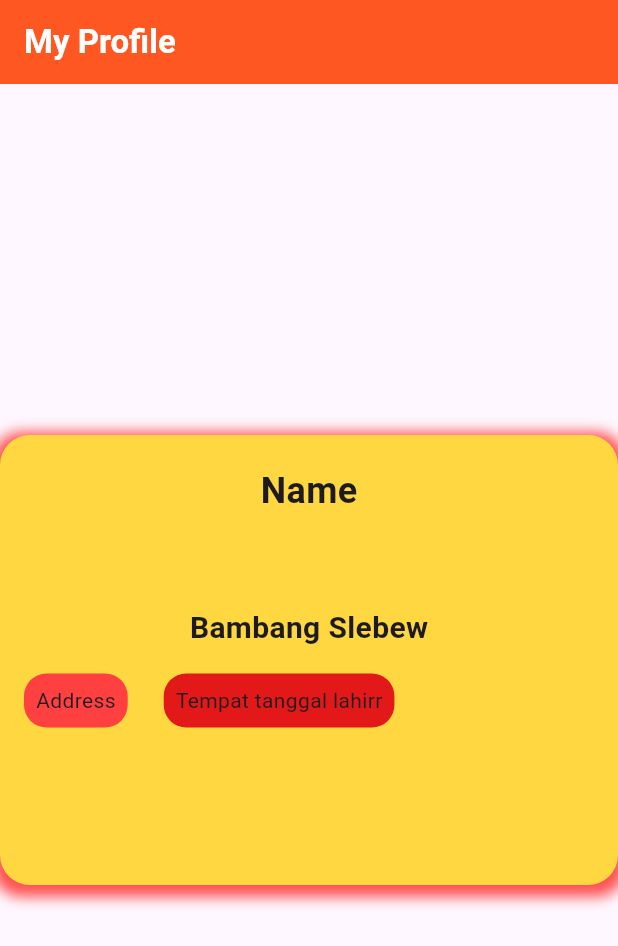
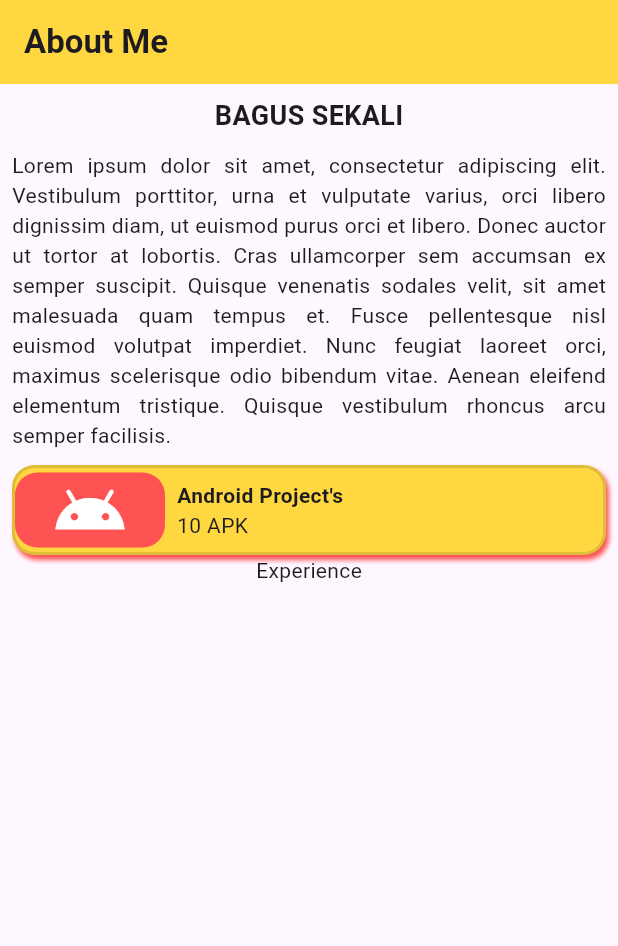
Before and after one commit to Dzaka29/flutter_profile_card, a Flutter app: the screen it shows after launch, on a phone screen of 412 x 824 dp. Shown: the top 946 px of the screen. Run offline on Flutter 3.47's test engine with Material 3 defaults, Android fonts, the phone set to English and light mode, and no system bars.

Commit message:
belajar border color

```diff
--- /dev/null
+++ b/lib/about-me.dart
@@ -0,0 +1,89 @@
+import 'package:flutter/material.dart';
+
+class AboutMe extends StatelessWidget {
+  const AboutMe({super.key});
+
+  @override
+  Widget build(BuildContext context) {
+    return Scaffold(
+      appBar: AppBar(
+        title: Text(
+          'About Me',style: TextStyle(fontWeight: FontWeight.bold),
+        ),
+        backgroundColor: Colors.amberAccent,
+      ),
+      body: Padding(
+        padding: const EdgeInsets.all(8.0),
+        child: Center(
+          child: Column(
+            crossAxisAlignment: CrossAxisAlignment.center,
+            children: <Widget>[
+              Text('Bagus sekali'.toUpperCase(),
+              style: TextStyle(
+                fontSize: 18,
+                fontWeight: FontWeight.bold
+              ),),
+              SizedBox(
+                height: 10,
+              ),
+              Text(
+                'Lorem ipsum dolor sit amet, consectetur adipiscing elit. Vestibulum porttitor, urna et vulputate varius, orci libero dignissim diam, ut euismod purus orci et libero. Donec auctor ut tortor at lobortis. Cras ullamcorper sem accumsan ex semper suscipit. Quisque venenatis sodales velit, sit amet malesuada quam tempus et. Fusce pellentesque nisl euismod volutpat imperdiet. Nunc feugiat laoreet orci, maximus scelerisque odio bibendum vitae. Aenean eleifend elementum tristique. Quisque vestibulum rhoncus arcu semper facilisis.',
+                style: TextStyle(),
+                textAlign: TextAlign.justify,
+              ),
+              SizedBox(
+                height: 10,
+              ),
+              Container(
+                decoration: BoxDecoration(
+                  color: Colors.amberAccent,
+                  borderRadius: BorderRadius.circular(15),
+                  border: Border.all(
+                    color: Colors.black12,
+                    width: 2,
+                  ),
+                  boxShadow: [
+                    BoxShadow(
+                      blurRadius: 2,
+                      offset: Offset(2, 3),
+                      color: Colors.redAccent,
+                    )
+                  ]
+                ),
+                child: Row(
+                  children: <Widget>[
+                    Container(
+                      width: 100,
+                      decoration: BoxDecoration(
+                        color: Colors.redAccent,
+                        borderRadius: BorderRadius.circular(15)
+                      ),
+                      child: Icon(
+                        Icons.android,
+                        color: Colors.white,
+                        size: 50,
+                      ),
+                    ),
+                    Padding(
+                      padding: const EdgeInsets.all(8.0),
+                      child: Column(
+                        crossAxisAlignment: CrossAxisAlignment.start,
+                        children: [
+                          Text('Android Project\'s',
+                          style: TextStyle(
+                            fontWeight: FontWeight.bold),),
+                        Text('10 APK'),
+                        ],
+                      ),
+                    )
+                  ],
+                ),
+              ),
+              Text('Experience')
+            ],
+          ),
+        ),
+      ),
+    );
+  }
+}
--- a/lib/main.dart
+++ b/lib/main.dart
@@ -1,5 +1,6 @@
 import 'package:flutter/cupertino.dart';
 import 'package:flutter/material.dart';
+import 'package:flutter_application_1/about-me.dart';
 import 'package:flutter_application_1/profile.dart';
 
 void main() {
@@ -12,7 +13,7 @@ class MainPage extends StatelessWidget {
   @override
   Widget build(BuildContext context) {
     return MaterialApp(
-      home: ProfileCard(),
+      home: AboutMe(),
       debugShowCheckedModeBanner: false,
       );
   }
```
